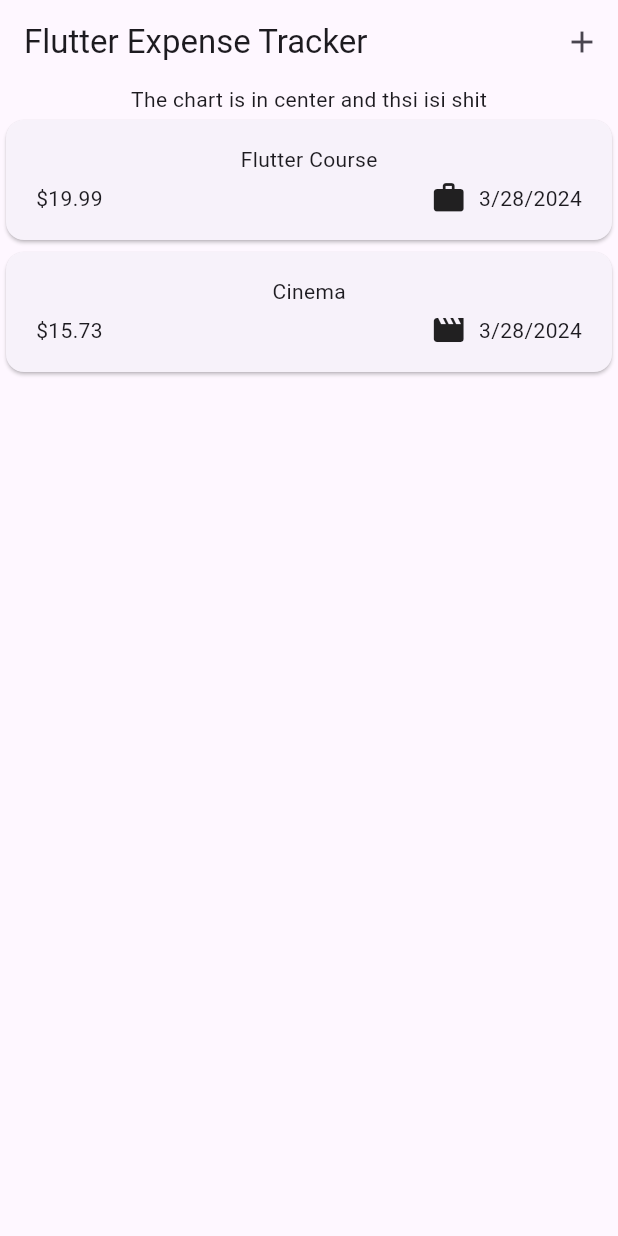
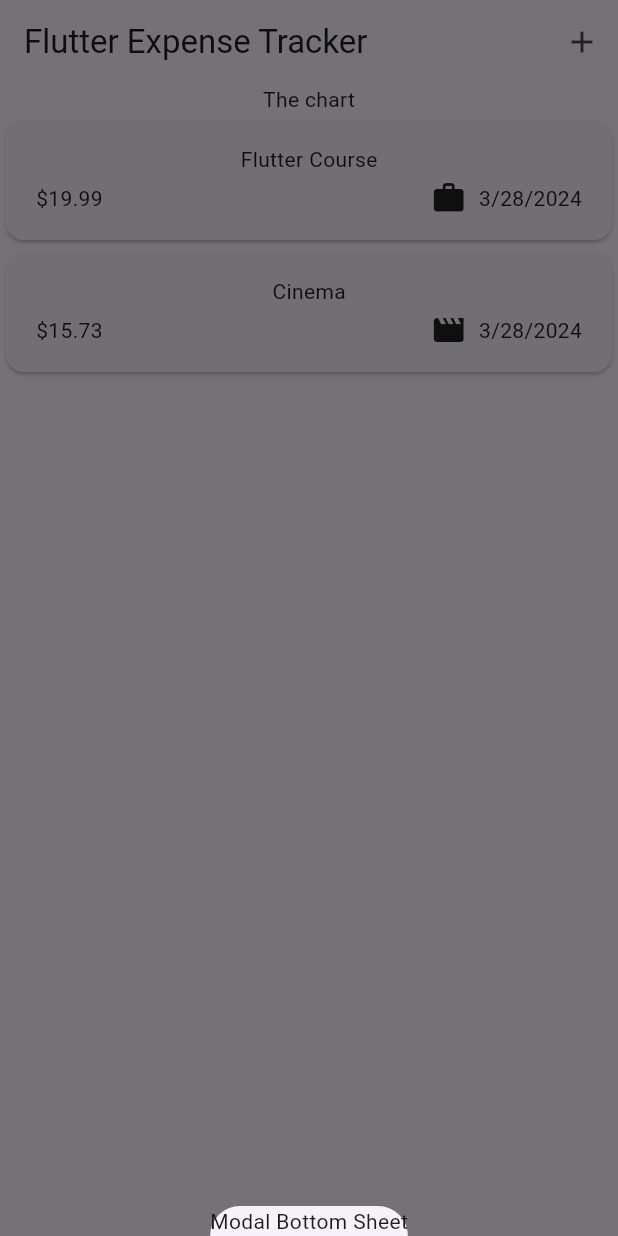
Before and after one commit to PyaeSone99/ExpensesTracker, a Flutter app: the screen it shows after launch, after a tap on the "add" icon, on a phone screen of 412 x 824 dp. Run offline on Flutter 3.47's test engine with Material 3 defaults, Android fonts, the phone set to English and light mode, and no system bars.

Commit message:
106 - Adding a Modal Sheet Understanding Context

```diff
--- a/lib/widgets/expenses.dart
+++ b/lib/widgets/expenses.dart
@@ -20,6 +20,10 @@ class _ExpensesState extends State<Expenses> {
     Expense(title: 'Cinema', amount: 15.73, date: DateTime.now(), category: Category.leisure)
   ];
 
+  void _openAddExpenseOverlay(){
+    showModalBottomSheet(context: context, builder: (ctx) => Text('Modal Bottom Sheet') );
+  }
+
   @override
   Widget build(BuildContext context) {
     return Scaffold(
@@ -28,12 +32,12 @@ class _ExpensesState extends State<Expenses> {
           'Flutter Expense Tracker'
         ),
         actions: [
-          IconButton(onPressed: () {}, icon: const Icon(Icons.add))
+          IconButton(onPressed: _openAddExpenseOverlay, icon: const Icon(Icons.add))
         ],
       ),
       body: Column(
         children: [
-          const Text('The chart is in center and thsi isi shit'),
+          const Text('The chart'),
           Expanded(
             child: ExpensesList(expenses: _registeredExpenses),
           )
```
